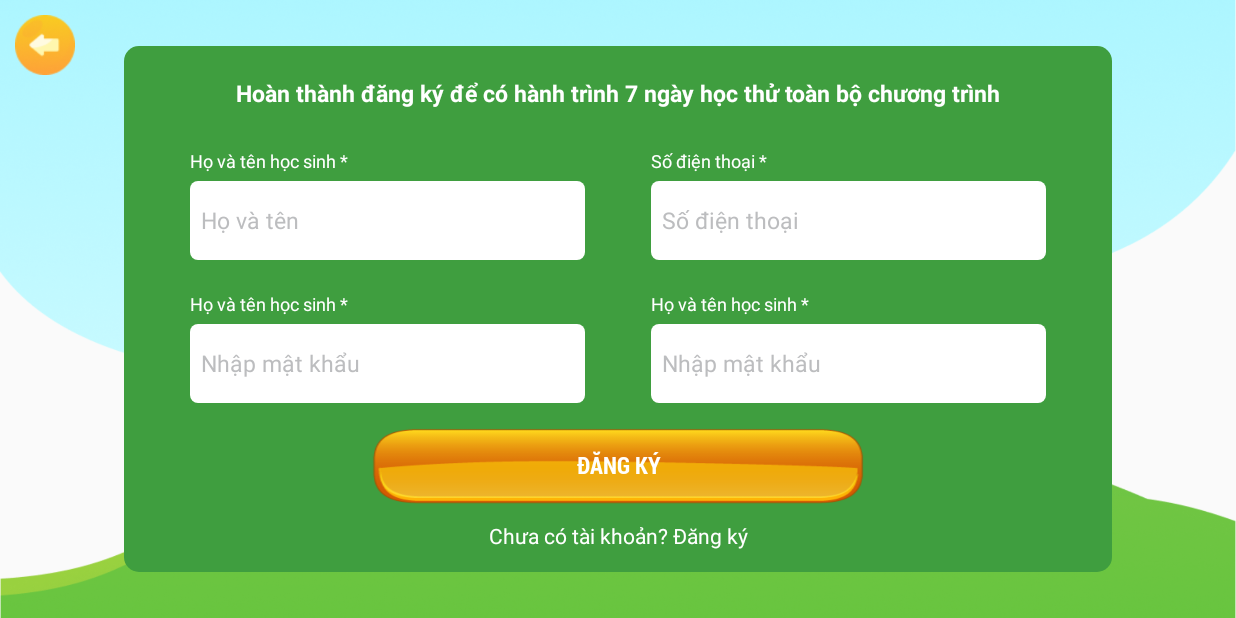
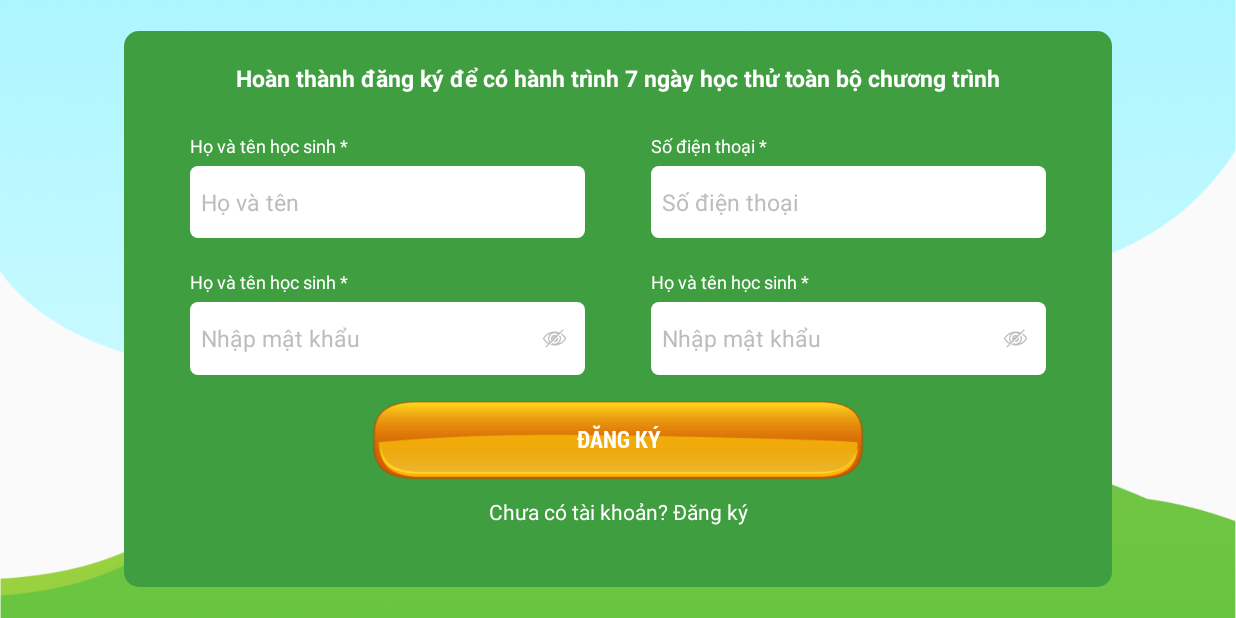
Before and after one commit to quochuy190/home365-main-new, an Android app: the ActivityRegister screen opened directly, with no data from a screen before it, on a phone screen of 824 x 412 dp (held sideways). Run offline under Robolectric (Android 15) with nearby library versions, the phone set to English and light mode, and no system bars; our stand-ins replace ButterKnife, data binding.

Commit message:
update register

```diff
--- a/app/src/main/java/neo/vn/test365children/Activity/ActivityHome.java
+++ b/app/src/main/java/neo/vn/test365children/Activity/ActivityHome.java
@@ -168,8 +168,8 @@ public class ActivityHome extends BaseActivity implements View.OnClickListener,
             check_notify_update_child();
         }
         // Animation();
-        check_update_token_push();
-        check_init_login();
+       // check_update_token_push();
+       // check_init_login();
         initCheckExerPlaying();
         //  initConfig();
         //initData();
--- a/app/src/main/java/neo/vn/test365children/Activity/login/ActivityRegister.java
+++ b/app/src/main/java/neo/vn/test365children/Activity/login/ActivityRegister.java
@@ -4,6 +4,8 @@ import android.content.ActivityNotFoundException;
 import android.content.Intent;
 import android.os.Bundle;
 import android.provider.Settings;
+import android.text.method.HideReturnsTransformationMethod;
+import android.text.method.PasswordTransformationMethod;
 import android.view.View;
 import android.widget.Button;
 import android.widget.EditText;
@@ -49,6 +51,12 @@ public class ActivityRegister extends BaseActivity implements PresenterRegister.
     Button btnRegister;
     @BindView(R.id.txtLogin)
     TextView txtLogin;
+    @BindView(R.id.imgPass)
+    ImageView imgPass;
+    @BindView(R.id.imgPassConfirm)
+    ImageView imgPassConfirm;
+    Boolean isShowPw = false;
+    Boolean getIsShowPwConfirm = false;
 
     @Override
     public int setContentViewId() {
@@ -59,6 +67,39 @@ public class ActivityRegister extends BaseActivity implements PresenterRegister.
     protected void onCreate(Bundle savedInstanceState) {
         super.onCreate(savedInstanceState);
         mPresenter = new PresenterRegister(this);
+        imgPass.setOnClickListener(new View.OnClickListener() {
+            @Override
+            public void onClick(View view) {
+                if (isShowPw) {
+                    imgPass.setImageResource(R.drawable.ic_eye_hide);
+                    edtPass.setTransformationMethod(PasswordTransformationMethod.getInstance());
+                    edtPass.setSelection(edtPass.getText().length());
+                    isShowPw = false;
+                } else {
+                    imgPass.setImageResource(R.drawable.ic_eye_show);
+                    edtPass.setTransformationMethod(HideReturnsTransformationMethod.getInstance());
+                    edtPass.setSelection(edtPass.getText().length());
+                    isShowPw = true;
+                }
+            }
+        });
+
+        imgPassConfirm.setOnClickListener(new View.OnClickListener() {
+            @Override
+            public void onClick(View view) {
+                if (getIsShowPwConfirm) {
+                    imgPassConfirm.setImageResource(R.drawable.ic_eye_hide);
+                    edtPassConfirm.setTransformationMethod(PasswordTransformationMethod.getInstance());
+                    edtPassConfirm.setSelection(edtPassConfirm.getText().length());
+                    getIsShowPwConfirm = false;
+                } else {
+                    imgPassConfirm.setImageResource(R.drawable.ic_eye_show);
+                    edtPassConfirm.setTransformationMethod(HideReturnsTransformationMethod.getInstance());
+                    edtPassConfirm.setSelection(edtPassConfirm.getText().length());
+                    getIsShowPwConfirm = true;
+                }
+            }
+        });
     }
 
 
--- a/app/src/main/java/neo/vn/test365children/Activity/login/PresenterRegister.java
+++ b/app/src/main/java/neo/vn/test365children/Activity/login/PresenterRegister.java
@@ -75,6 +75,7 @@ public class PresenterRegister {
                 mView.onHideProgressDialog();
                 ResponRegister resData = new Gson().fromJson(objT, ResponRegister.class);
                 if (resData.getError().equals("0000")){
+
                     mView.showSuccessRegister();
                 }else {
                     mView.showErrorRegister(resData.getMessage());
--- a/app/src/main/res/layout/activity_register.xml
+++ b/app/src/main/res/layout/activity_register.xml
@@ -25,7 +25,7 @@
         android:background="@drawable/spr_bg_login"
         android:scaleType="fitXY"
         app:layout_constraintBottom_toBottomOf="parent"
-        app:layout_constraintHeight_percent="0.85"
+        app:layout_constraintHeight_percent="0.9"
         app:layout_constraintLeft_toLeftOf="parent"
         app:layout_constraintRight_toRightOf="parent"
         app:layout_constraintTop_toTopOf="parent"
@@ -73,7 +73,7 @@
             android:layout_height="0dp"
             android:background="@drawable/spr_login_edt"
             app:layout_constraintEnd_toStartOf="@+id/llPhone"
-            app:layout_constraintHeight_percent="0.15"
+            app:layout_constraintHeight_percent="0.13"
             app:layout_constraintHorizontal_bias="0.5"
             app:layout_constraintStart_toStartOf="parent"
             app:layout_constraintTop_toBottomOf="@+id/txtLableFullName">
@@ -116,7 +116,7 @@
             android:layout_height="0dp"
             android:background="@drawable/spr_login_edt"
             app:layout_constraintStart_toEndOf="@+id/llFullName"
-            app:layout_constraintHeight_percent="0.15"
+            app:layout_constraintHeight_percent="0.13"
             app:layout_constraintHorizontal_bias="0.5"
             app:layout_constraintEnd_toEndOf="parent"
             app:layout_constraintTop_toBottomOf="@+id/txtLablePhone">
@@ -161,7 +161,7 @@
             android:layout_height="0dp"
             android:background="@drawable/spr_login_edt"
             app:layout_constraintEnd_toStartOf="@+id/llPhone"
-            app:layout_constraintHeight_percent="0.15"
+            app:layout_constraintHeight_percent="0.13"
             app:layout_constraintHorizontal_bias="0.5"
             app:layout_constraintStart_toStartOf="parent"
             app:layout_constraintTop_toBottomOf="@+id/txtPass">
@@ -181,7 +181,17 @@
                 android:textColor="@color/black"
                 android:textColorHint="@color/gray"
                 android:textSize="@dimen/text_login" />
-
+            <ImageView
+                android:id="@+id/imgPass"
+                android:layout_width="@dimen/dp30"
+                android:layout_height="@dimen/dp30"
+                android:layout_alignParentRight="true"
+                android:layout_centerVertical="true"
+                android:layout_marginLeft="@dimen/dp5"
+                android:layout_marginRight="@dimen/dp5"
+                android:padding="@dimen/dp5"
+                android:src="@drawable/ic_eye_hide"
+                android:tint="@color/gray" />
         </RelativeLayout>
 
         <TextView
@@ -206,7 +216,7 @@
             android:layout_height="0dp"
             android:background="@drawable/spr_login_edt"
             app:layout_constraintStart_toEndOf="@+id/llFullName"
-            app:layout_constraintHeight_percent="0.15"
+            app:layout_constraintHeight_percent="0.13"
             app:layout_constraintHorizontal_bias="0.5"
             app:layout_constraintEnd_toEndOf="parent"
             app:layout_constraintTop_toTopOf="@+id/llPass">
@@ -227,6 +237,17 @@
                 android:textColorHint="@color/gray"
                 android:textSize="@dimen/text_login" />
 
+            <ImageView
+                android:id="@+id/imgPassConfirm"
+                android:layout_width="@dimen/dp30"
+                android:layout_height="@dimen/dp30"
+                android:layout_alignParentRight="true"
+                android:layout_centerVertical="true"
+                android:layout_marginLeft="@dimen/dp5"
+                android:layout_marginRight="@dimen/dp5"
+                android:padding="@dimen/dp5"
+                android:src="@drawable/ic_eye_hide"
+                android:tint="@color/gray" />
         </RelativeLayout>
 
 
@@ -266,14 +287,13 @@
 
     </androidx.constraintlayout.widget.ConstraintLayout>
     <ImageView
-
         android:id="@+id/imgBack"
         android:layout_width="@dimen/dp40"
         android:layout_height="@dimen/dp40"
         android:layout_marginLeft="10dp"
         android:layout_marginTop="10dp"
         android:src="@drawable/ic_back_new"
-        android:visibility="visible"
+        android:visibility="gone"
         app:layout_constraintStart_toStartOf="parent"
         app:layout_constraintTop_toTopOf="parent" />
 
```
Also changed, not shown: app/src/main/res/layout/activity_login_new.xml (+12 -0 lines).
